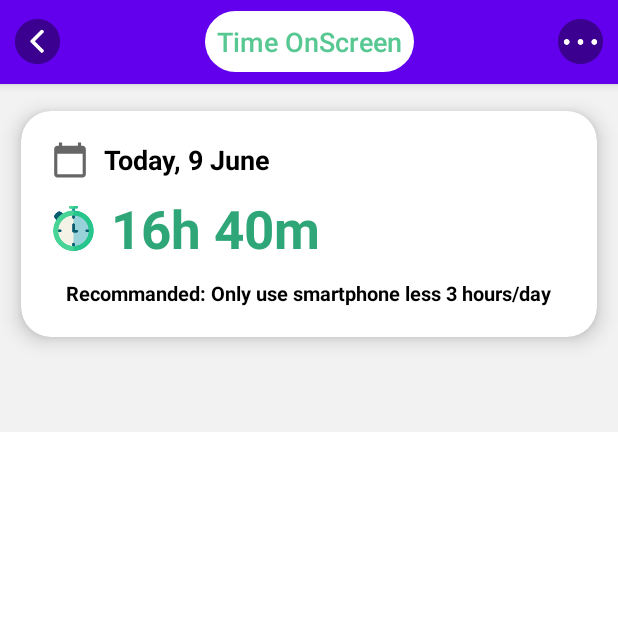
After one commit to lamphusy/HyperLife, an Android app: the UsageStatistics screen opened directly, with no data from a screen before it, on a phone screen of 412 x 824 dp, the top half of it. The commit adds this screen. Run offline under Robolectric (Android 15) with nearby library versions, the phone set to English and light mode, and no system bars; our stand-ins replace Firebase (no records; nobody signed in at launch, a user with empty details on screens opened directly).

Commit message:
Thêm chức năng xem thời gian sử dụng ứng dụng

```diff
--- a/app/src/main/java/com/hyperlife/HomeFragment.java
+++ b/app/src/main/java/com/hyperlife/HomeFragment.java
@@ -266,9 +266,9 @@ public class HomeFragment extends Fragment implements SensorEventListener {
         cardTime.setOnClickListener(new View.OnClickListener() {
             @Override
             public void onClick(View view) {
-                //Intent intent = new Intent(getActivity(), UsageStatisticActivity.class);
-//                intent.putExtra("userEmail",userEmail);
-//                startActivity(intent);
+                Intent intent = new Intent(getActivity(), UsageStatistics.class);
+                intent.putExtra("userEmail",userEmail);
+                startActivity(intent);
             }
         });
 
--- /dev/null
+++ b/app/src/main/java/com/hyperlife/UsageStatistics.java
@@ -0,0 +1,332 @@
+package com.hyperlife;
+
+import androidx.annotation.RequiresApi;
+import androidx.appcompat.app.AppCompatActivity;
+import androidx.core.app.ActivityCompat;
+import androidx.core.content.ContextCompat;
+import androidx.viewpager2.widget.ViewPager2;
+
+import android.Manifest;
+import android.app.AlertDialog;
+import android.app.AppOpsManager;
+import android.app.usage.UsageStats;
+import android.app.usage.UsageStatsManager;
+import android.content.Context;
+import android.content.DialogInterface;
+import android.content.Intent;
+import android.content.SharedPreferences;
+import android.content.pm.ApplicationInfo;
+import android.content.pm.PackageManager;
+import android.graphics.drawable.Drawable;
+import android.os.Build;
+import android.os.Bundle;
+import android.provider.Settings;
+import android.view.View;
+import android.widget.Button;
+import android.widget.ImageView;
+import android.widget.LinearLayout;
+import android.widget.ListView;
+import android.widget.TextView;
+import android.widget.Toast;
+
+import com.google.android.material.card.MaterialCardView;
+import com.google.firebase.firestore.DocumentReference;
+import com.google.firebase.firestore.FirebaseFirestore;
+import com.google.type.DateTime;
+import com.hyperlife.adapter.AppAdapter;
+import com.hyperlife.model.App;
+
+import java.time.LocalDate;
+import java.time.LocalDateTime;
+import java.time.ZoneId;
+import java.util.ArrayList;
+import java.util.Collections;
+import java.util.Date;
+import java.util.List;
+import java.util.Map;
+import java.util.TreeMap;
+import java.util.concurrent.TimeUnit;
+import java.util.stream.Collectors;
+
+import static android.app.AppOpsManager.MODE_ALLOWED;
+import static android.app.AppOpsManager.OPSTR_GET_USAGE_STATS;
+import static java.time.DayOfWeek.MONDAY;
+import static java.time.temporal.TemporalAdjusters.previousOrSame;
+
+public class UsageStatistics extends AppCompatActivity {
+
+//    private ArrayList<AppUsageInfo> smallInfoList;
+//    private String tempString, theTempEmail;
+//    private Button mOpenUsageSettingButton;
+//    private ListView listView;
+//    private ImageView backButton, moreButton;
+//    private LinearLayout eyeConditionBox, setUpTimeUsageLinear;
+//    private TextView totalTextView, dateTimeTextView, eyeConditionTextView, nextToFollowingWeek, backToPreviusWeek, weekLabel, noData;
+//    private MaterialCardView totalTimeUsageCardView;
+//    private static final String allowUsageAccess = "allowUsageAccess";
+//    private static final String tempEmail = "tempEmail";
+//    private FirebaseFirestore firestore;
+//    private DocumentReference docRef;
+//
+//    private LocalDate tempDate;
+//    private ArrayList<String> daylist;
+//    private String joinDate, beginDay, endDay;
+//    private String[] beginDaySplit, endDaySplit;
+//    private ArrayList<BarEntry> dataValue = new ArrayList<BarEntry>();
+//    private ViewPager2 verticalViewPager2;
+//    private BarChartAdapter adapter;
+//    private int i = 1;
+    private LocalDate today,monday;
+    ImageView img_option;
+    LinearLayout linear_setup;
+    MaterialCardView cardView_time_usage;
+    Button btnOpenSetting;
+    TextView txtTotalTime, txtDateTime;
+    ListView lsvApp;
+    String userEmail;
+    FirebaseFirestore firestore;
+    ImageView imgBack;
+    private int requestCode = 10;
+
+
+
+    @RequiresApi(api = Build.VERSION_CODES.O)
+    @Override
+    protected void onCreate(Bundle savedInstanceState) {
+        super.onCreate(savedInstanceState);
+        setContentView(R.layout.activity_usage_statistics);
+
+        SharedPreferences sharedPreferences = getSharedPreferences("tempEmail", Context.MODE_PRIVATE);
+        userEmail = sharedPreferences.getString("Email","");
+        firestore = FirebaseFirestore.getInstance();
+
+        img_option = findViewById(R.id.more_menu_time_statistic);
+        linear_setup = findViewById(R.id.setup_time_usage_linear);
+        cardView_time_usage = findViewById(R.id.total_time_OS_card_view);
+        btnOpenSetting = findViewById(R.id.open_button);
+        txtTotalTime = findViewById(R.id.total_time_text);
+        lsvApp = findViewById(R.id.list_view_usage_statistic);
+        imgBack = findViewById(R.id.button_backtohomefrag_time_statistic);
+        txtDateTime = findViewById(R.id.date_time_statistic);
+
+
+         today = LocalDate.now();
+        monday = today.with(previousOrSame(MONDAY));
+
+        addEvents();
+    }
+
+    private void addEvents() {
+
+        img_option.setOnClickListener(new View.OnClickListener() {
+            @Override
+            public void onClick(View view) {
+                DialogInterface.OnClickListener dialogClickListener = new DialogInterface.OnClickListener() {
+                    @Override
+                    public void onClick(DialogInterface dialog, int which) {
+                        switch (which){
+                            case DialogInterface.BUTTON_POSITIVE:
+                                startActivity(new Intent(Settings.ACTION_USAGE_ACCESS_SETTINGS));
+                                break;
+
+                            case DialogInterface.BUTTON_NEGATIVE:
+                                //No button clicked
+                                dialog.dismiss();
+                                break;
+                        }
+                    }
+                };
+                AlertDialog.Builder builder = new AlertDialog.Builder(UsageStatistics.this);
+                builder.setMessage("Do you want to open setting?").setPositiveButton("Yes", dialogClickListener)
+                        .setNegativeButton("No", dialogClickListener).show();
+            }
+        });
+        imgBack.setOnClickListener(new View.OnClickListener() {
+            @Override
+            public void onClick(View view) {
+                Intent intent = new Intent(UsageStatistics.this,MainActivity.class);
+                startActivity(intent);
+            }
+        });
+    }
+
+    @RequiresApi(api = Build.VERSION_CODES.Q)
+    @Override
+    protected void onStart() {
+        super.onStart();
+        if (getGrantStatus()) {
+            showHideItemsWhenShowApps();
+            loadStatistics();
+
+        } else {
+            showHideNoPermission();
+            btnOpenSetting.setOnClickListener(view -> startActivity(new Intent(Settings.ACTION_USAGE_ACCESS_SETTINGS)));
+        }
+    }
+
+
+    /**
+     * load the usage stats for last 24h
+     */
+    @RequiresApi(api = Build.VERSION_CODES.Q)
+    public void loadStatistics() {
+        long newDay = today.atTime(0,0,0).atZone(ZoneId.systemDefault()).toInstant().toEpochMilli();
+        UsageStatsManager usm = (UsageStatsManager) this.getSystemService(USAGE_STATS_SERVICE);
+        List<UsageStats> appList = usm.queryUsageStats(UsageStatsManager.INTERVAL_DAILY,
+                newDay,  System.currentTimeMillis());
+        appList = appList.stream().filter(app -> app.getTotalTimeInForeground() > 0).collect(Collectors.toList());
+
+        // Group the usageStats by application and sort them by total time in foreground
+        if (appList.size() > 0) {
+            Map<String, UsageStats> mySortedMap = new TreeMap<>();
+            for (UsageStats usageStats : appList) {
+                mySortedMap.put(usageStats.getPackageName(), usageStats);
+            }
+            showAppsUsage(mySortedMap);
+        }
+    }
+
+
+
+    @RequiresApi(api = Build.VERSION_CODES.Q)
+    public void showAppsUsage(Map<String, UsageStats> mySortedMap) {
+        //public void showAppsUsage(List<UsageStats> usageStatsList) {
+
+        ArrayList<App> appsList = new ArrayList<>();
+        List<UsageStats> usageStatsList = new ArrayList<>(mySortedMap.values());
+
+        // sort the applications by time spent in foreground
+        Collections.sort(usageStatsList, (z1, z2) -> Long.compare(z1.getTotalTimeInForeground(), z2.getTotalTimeInForeground()));
+
+        // get total time of apps usage to calculate the usagePercentage for each app
+        long totalTime = usageStatsList.stream().map(UsageStats::getTotalTimeInForeground).mapToLong(Long::longValue).sum();
+
+        //fill the appsList
+        for (UsageStats usageStats : usageStatsList) {
+            try {
+                String packageName = usageStats.getPackageName();
+                Drawable icon = getDrawable(R.drawable.no_image);
+                String[] packageNames = packageName.split("\\.");
+                String appName = packageNames[packageNames.length-1].trim();
+
+
+                if(isAppInfoAvailable(usageStats)){
+                    ApplicationInfo ai = getApplicationContext().getPackageManager().getApplicationInfo(packageName, 0);
+                    icon = getApplicationContext().getPackageManager().getApplicationIcon(ai);
+                    appName = getApplicationContext().getPackageManager().getApplicationLabel(ai).toString();
+                }
+
+                String usageDuration = getDurationBreakdown(usageStats.getTotalTimeVisible());
+
+                int usagePercentage = (int) (usageStats.getTotalTimeInForeground() * 100 / totalTime);
+
+                App usageStatDTO = new App(icon, appName, usagePercentage, usageDuration);
+                appsList.add(usageStatDTO);
+            } catch (PackageManager.NameNotFoundException e) {
+                e.printStackTrace();
+            }
+        }
+
+
+        // reverse the list to get most usage first
+        Collections.reverse(appsList);
+        // build the adapter
+        AppAdapter adapter = new AppAdapter(this, appsList);
+
+        // attach the adapter to a ListView
+
+        lsvApp.setAdapter(adapter);
+
+        showHideItemsWhenShowApps();
+//        String formatTime[] = getDurationBreakdown(totalTime).split(" ");
+//        String text_format="";
+//        for (String i: formatTime
+//             ) {
+//            text_format+= i;
+//        }
+        txtTotalTime.setText(getDurationBreakdown(totalTime));
+        firestore.collection("daily").
+                document("week-of-" + monday.toString()).
+                collection(today.toString()).
+                document(userEmail)
+                .update("time_on_screen",getDurationBreakdown(totalTime));
+
+    }
+
+    /**
+     * check if PACKAGE_USAGE_STATS permission is aloowed for this application
+     * @return true if permission granted
+     */
+    private boolean getGrantStatus() {
+        AppOpsManager appOps = (AppOpsManager) getApplicationContext()
+                .getSystemService(Context.APP_OPS_SERVICE);
+
+        int mode = appOps.checkOpNoThrow(OPSTR_GET_USAGE_STATS,
+                android.os.Process.myUid(), getApplicationContext().getPackageName());
+
+        if (mode == AppOpsManager.MODE_DEFAULT) {
+            return (getApplicationContext().checkCallingOrSelfPermission(android.Manifest.permission.PACKAGE_USAGE_STATS) == PackageManager.PERMISSION_GRANTED);
+        } else {
+            return (mode == MODE_ALLOWED);
+        }
+    }
+
+    /**
+     * check if the application info is still existing in the device / otherwise it's not possible to show app detail
+     * @return true if application info is available
+     */
+    private boolean isAppInfoAvailable(UsageStats usageStats) {
+        try {
+            getApplicationContext().getPackageManager().getApplicationInfo(usageStats.getPackageName(), 0);
+            return true;
+        } catch (PackageManager.NameNotFoundException e) {
+            return false;
+        }
+    }
+
+
+    /**
+     * helper method to get string in format hh:mm:ss from miliseconds
+     *
+     * @param millis (application time in foreground)
+     * @return string in format hh:mm:ss from miliseconds
+     */
+    private String getDurationBreakdown(long millis) {
+        if (millis < 0) {
+            throw new IllegalArgumentException("Duration must be greater than zero!");
+        }
+
+        long hours = TimeUnit.MILLISECONDS.toHours(millis);
+        millis -= TimeUnit.HOURS.toMillis(hours);
+        long minutes = TimeUnit.MILLISECONDS.toMinutes(millis);
+        millis -= TimeUnit.MINUTES.toMillis(minutes);
+        long seconds = TimeUnit.MILLISECONDS.toSeconds(millis);
+
+        return (hours + " h " +  minutes + " m " + seconds + " s");
+    }
+
+
+    /**
+     * helper method used to show/hide items in the view when  PACKAGE_USAGE_STATS permission is not allowed
+     */
+    public void showHideNoPermission() {
+        linear_setup.setVisibility(View.VISIBLE);
+        cardView_time_usage.setVisibility(View.GONE);
+        lsvApp.setVisibility(View.GONE);
+    }
+
+    /**
+     * helper method used to show/hide items in the view when  PACKAGE_USAGE_STATS permission allowed
+     */
+
+    /**
+     * helper method used to show/hide items in the view when showing the apps list
+     */
+    public void showHideItemsWhenShowApps() {
+        linear_setup.setVisibility(View.GONE);
+        cardView_time_usage.setVisibility(View.VISIBLE);
+        lsvApp.setVisibility(View.VISIBLE);
+
+    }
+
+}
--- /dev/null
+++ b/app/src/main/res/drawable/time_usage_eye_condition_box_background.xml
@@ -0,0 +1,8 @@
+<?xml version="1.0" encoding="utf-8"?>
+<shape xmlns:android="http://schemas.android.com/apk/res/android">
+    <corners
+        android:radius="10dp"/>
+    <solid android:color="@color/white"/>
+    <stroke android:width="3dp"
+        android:color="@color/lime_200"/>
+</shape>
--- /dev/null
+++ b/app/src/main/res/layout/activity_usage_statistics.xml
@@ -0,0 +1,239 @@
+<?xml version="1.0" encoding="utf-8"?>
+<androidx.constraintlayout.widget.ConstraintLayout xmlns:android="http://schemas.android.com/apk/res/android"
+    xmlns:app="http://schemas.android.com/apk/res-auto"
+    xmlns:tools="http://schemas.android.com/tools"
+    android:layout_width="match_parent"
+    android:layout_height="match_parent"
+    android:background="#f2f2f2"
+    tools:context=".UsageStatistics">
+
+
+    <com.google.android.material.appbar.AppBarLayout
+        android:id="@+id/time_statistic_app_bar"
+        android:layout_width="0dp"
+        android:layout_height="wrap_content"
+        app:layout_constraintEnd_toEndOf="parent"
+        app:layout_constraintStart_toStartOf="parent"
+        app:layout_constraintTop_toTopOf="parent">
+
+        <androidx.appcompat.widget.Toolbar
+            android:layout_width="match_parent"
+            android:layout_height="wrap_content"
+            app:contentInsetStart="0dp">
+
+            <RelativeLayout
+                android:layout_width="match_parent"
+                android:layout_height="wrap_content"
+                android:layout_marginStart="10dp"
+                android:layout_marginEnd="10dp">
+
+                <ImageView
+                    android:id="@+id/button_backtohomefrag_time_statistic"
+                    android:layout_width="30dp"
+                    android:layout_height="30dp"
+                    android:layout_centerVertical="true"
+                    android:contentDescription="@string/back_button_contentDes"
+                    android:src="@drawable/back_image_button_anim" />
+
+                <androidx.constraintlayout.widget.ConstraintLayout
+                    android:layout_width="wrap_content"
+                    android:layout_height="wrap_content"
+                    android:layout_toStartOf="@id/more_menu_time_statistic"
+                    android:layout_toEndOf="@id/button_backtohomefrag_time_statistic">
+
+                    <TextView
+                        android:layout_width="wrap_content"
+                        android:layout_height="wrap_content"
+                        android:background="@drawable/cardview_background_gradient"
+                        android:backgroundTint="@color/white"
+
+                        android:padding="8dp"
+                        android:text="@string/time_onscreen"
+                        android:textAppearance="@android:style/TextAppearance.DeviceDefault.Medium.Inverse"
+                        android:textColor="@color/lime_200"
+                        app:layout_constraintLeft_toLeftOf="parent"
+                        app:layout_constraintRight_toRightOf="parent"
+                        app:layout_constraintTop_toTopOf="parent" />
+                </androidx.constraintlayout.widget.ConstraintLayout>
+
+                <ImageView
+                    android:id="@+id/more_menu_time_statistic"
+                    android:layout_width="30dp"
+                    android:layout_height="30dp"
+                    android:layout_alignParentEnd="true"
+                    android:layout_centerVertical="true"
+                    android:src="@drawable/more_image_button_anim"
+                     />
+            </RelativeLayout>
+        </androidx.appcompat.widget.Toolbar>
+    </com.google.android.material.appbar.AppBarLayout>
+
+
+    <com.google.android.material.card.MaterialCardView
+        android:id="@+id/total_time_OS_card_view"
+        android:layout_width="match_parent"
+        android:layout_height="wrap_content"
+        android:background="@color/white"
+        android:visibility="invisible"
+        app:cardCornerRadius="20dp"
+        app:cardElevation="8dp"
+        app:cardUseCompatPadding="true"
+        app:layout_constraintTop_toBottomOf="@id/time_statistic_app_bar">
+
+        <androidx.constraintlayout.widget.ConstraintLayout
+            android:layout_width="match_parent"
+            android:layout_height="match_parent"
+            android:layout_margin="20dp">
+
+            <ImageView
+                android:id="@+id/calender_icon_time_usage"
+                android:layout_width="25dp"
+                android:layout_height="25dp"
+                android:layout_marginEnd="5dp"
+                android:src="@drawable/ic_calendar"
+                app:layout_constraintBottom_toBottomOf="@id/date_time_statistic"
+                app:layout_constraintLeft_toLeftOf="parent"
+                app:layout_constraintTop_toTopOf="parent" />
+
+            <TextView
+                android:id="@+id/date_time_statistic"
+                android:layout_width="wrap_content"
+                android:layout_height="wrap_content"
+                android:layout_marginStart="5dp"
+                android:text="Today, 9 June"
+                android:textColor="@color/black"
+                android:textSize="18sp"
+                android:textStyle="bold"
+                app:layout_constraintLeft_toRightOf="@id/time_icon_time_usage"
+                app:layout_constraintTop_toTopOf="parent" />
+
+            <TextView
+                android:id="@+id/total_time_text"
+                android:layout_width="wrap_content"
+                android:layout_height="wrap_content"
+                android:layout_marginStart="10dp"
+                android:layout_marginTop="10dp"
+                android:gravity="center"
+                android:text="16h 40m"
+                android:textColor="@color/lime_100"
+                android:textSize="35sp"
+                android:textStyle="bold"
+                app:layout_constraintLeft_toRightOf="@id/time_icon_time_usage"
+                app:layout_constraintTop_toBottomOf="@id/date_time_statistic" />
+
+            <ImageView
+                android:id="@+id/time_icon_time_usage"
+                android:layout_width="30dp"
+                android:layout_height="30dp"
+                android:adjustViewBounds="true"
+                android:contentDescription="@string/time_onscreen_icon"
+                android:src="@drawable/time_on_screen_img"
+                app:layout_constraintBottom_toBottomOf="@id/total_time_text"
+                app:layout_constraintLeft_toLeftOf="parent"
+                app:layout_constraintTop_toTopOf="@id/total_time_text" />
+
+<!--            <LinearLayout-->
+<!--                android:id="@+id/eye_condition_linear"-->
+<!--                android:layout_width="wrap_content"-->
+<!--                android:layout_height="wrap_content"-->
+<!--                android:layout_marginEnd="10dp"-->
+<!--                android:background="@drawable/time_usage_eye_condition_box_background"-->
+<!--                android:orientation="vertical"-->
+<!--                android:padding="10dp"-->
+<!--                app:layout_constraintBottom_toBottomOf="@id/total_time_text"-->
+<!--                app:layout_constraintRight_toRightOf="parent">-->
+
+<!--                <ImageView-->
+<!--                    android:id="@+id/eye_icon_time_usage"-->
+<!--                    android:layout_width="30dp"-->
+<!--                    android:layout_height="30dp"-->
+<!--                    android:layout_gravity="center"-->
+<!--                    android:layout_marginBottom="5dp"-->
+<!--                    android:adjustViewBounds="true"-->
+<!--                    android:contentDescription="@string/time_onscreen_icon"-->
+<!--                    android:src="@drawable/eye_condition_icon" />-->
+
+<!--                <TextView-->
+<!--                    android:id="@+id/eye_condition"-->
+<!--                    android:layout_width="wrap_content"-->
+<!--                    android:layout_height="wrap_content"-->
+<!--                    android:layout_gravity="center"-->
+<!--                    android:gravity="center"-->
+<!--                    android:text="Medium"-->
+<!--                    android:textColor="@color/black"-->
+<!--                    android:textSize="18sp" />-->
+<!--            </LinearLayout>-->
+
+            <TextView
+                android:id="@+id/recommend_title_time_usage"
+                android:layout_width="wrap_content"
+                android:layout_height="wrap_content"
+                android:layout_marginTop="10dp"
+                android:text="@string/recommanded_use_smartphone_less_3_hours_a_day"
+                android:textColor="@color/black"
+                android:textSize="13sp"
+                android:textStyle="bold"
+                app:layout_constraintBottom_toBottomOf="parent"
+                app:layout_constraintLeft_toLeftOf="parent"
+                app:layout_constraintRight_toRightOf="parent"
+                app:layout_constraintTop_toBottomOf="@id/total_time_text" />
+        </androidx.constraintlayout.widget.ConstraintLayout>
+    </com.google.android.material.card.MaterialCardView>
+
+    <LinearLayout
+        android:id="@+id/setup_time_usage_linear"
+        android:layout_width="match_parent"
+        android:layout_height="wrap_content"
+        android:layout_marginTop="20dp"
+        android:orientation="vertical"
+        app:layout_constraintLeft_toLeftOf="parent"
+        app:layout_constraintRight_toRightOf="parent"
+        app:layout_constraintTop_toBottomOf="@id/time_statistic_app_bar">
+
+        <LinearLayout
+            android:layout_width="wrap_content"
+            android:layout_height="wrap_content"
+            android:layout_gravity="center"
+            android:orientation="horizontal">
+
+            <TextView
+                android:layout_width="wrap_content"
+                android:layout_height="wrap_content"
+                android:text="@string/enable_usage_access_in"
+                android:textSize="18sp" />
+
+            <TextView
+                android:layout_width="wrap_content"
+                android:layout_height="wrap_content"
+                android:layout_marginStart="5dp"
+                android:text="Setting"
+                android:textColor="@color/black"
+                android:textSize="18sp"
+                android:textStyle="bold" />
+        </LinearLayout>
+
+
+        <Button
+            android:id="@+id/open_button"
+            android:layout_width="wrap_content"
+            android:layout_height="wrap_content"
+            android:layout_gravity="center"
+            android:gravity="center"
+            android:padding="10dp"
+            android:text="Open setting"
+            android:textSize="20sp"
+            android:textStyle="bold" />
+    </LinearLayout>
+
+    <ListView
+        android:id="@+id/list_view_usage_statistic"
+        android:layout_width="match_parent"
+        android:layout_height="match_parent"
+        android:layout_marginTop="288dp"
+        android:background="@color/white"
+        app:layout_constraintEnd_toEndOf="parent"
+        app:layout_constraintHorizontal_bias="0.0"
+        app:layout_constraintStart_toStartOf="parent"
+        app:layout_constraintTop_toTopOf="parent" />
+
+</androidx.constraintlayout.widget.ConstraintLayout>
```
Also changed, not shown: app/src/main/AndroidManifest.xml (+10 -2 lines), app/src/main/java/com/hyperlife/adapter/AppAdapter.java (added, +53 -0 lines), app/src/main/java/com/hyperlife/model/App.java (added, +18 -0 lines), app/src/main/res/drawable/tab_background.xml (added, +12 -0 lines), app/src/main/res/layout/item_app.xml (added, +67 -0 lines), app/src/main/res/drawable/enable_usage_access_icon.png (added), app/src/main/res/drawable/eye_condition_icon.png (added), app/src/main/res/drawable/no_image.png (added).
